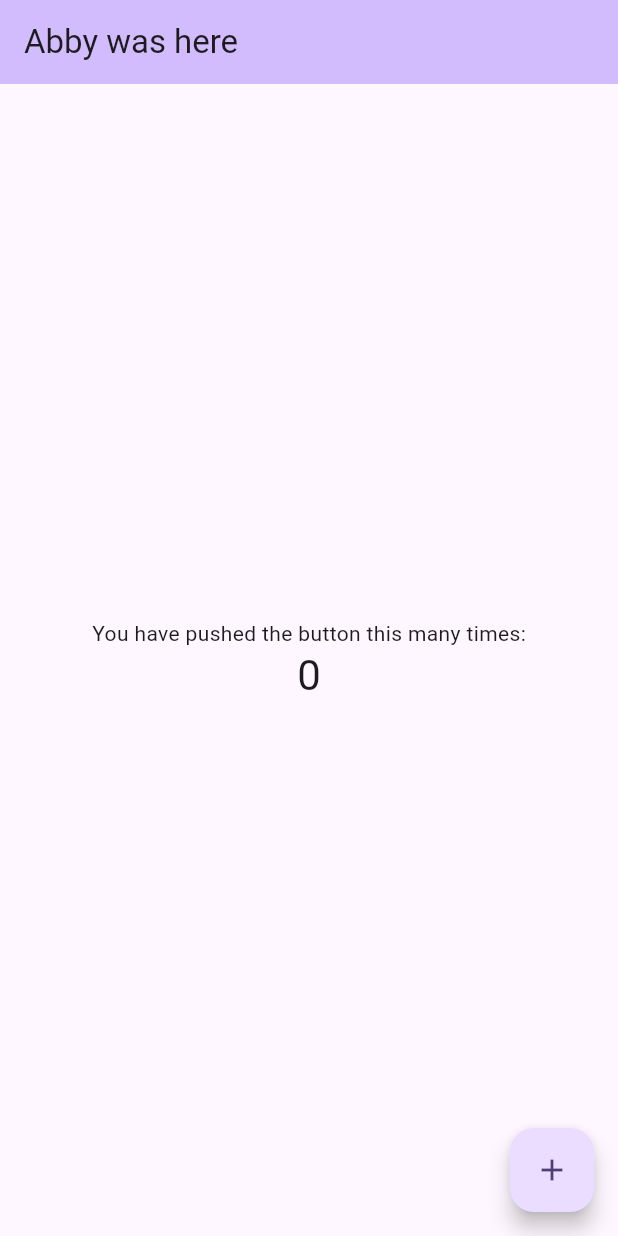
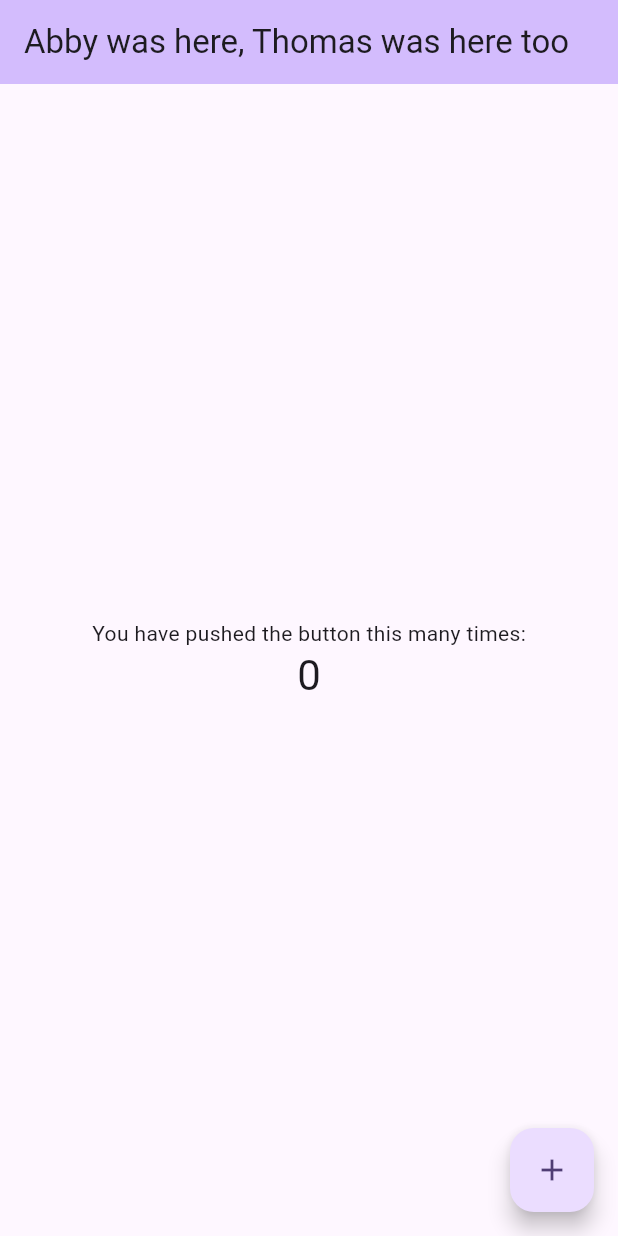
Before and after one commit to dmil148/app_4, a Flutter app: the screen it shows after launch, on a phone screen of 412 x 824 dp. Run offline on Flutter 3.47's test engine with Material 3 defaults, Android fonts, the phone set to English and light mode, and no system bars.

Commit message:
Update main.dart

```diff
--- a/lib/main.dart
+++ b/lib/main.dart
@@ -31,7 +31,7 @@ class MyApp extends StatelessWidget {
         colorScheme: ColorScheme.fromSeed(seedColor: Colors.deepPurple),
         useMaterial3: true,
       ),
-      home: const MyHomePage(title: 'Abby was here'),
+      home: const MyHomePage(title: 'Abby was here, Thomas was here too'),
     );
   }
 }
```
